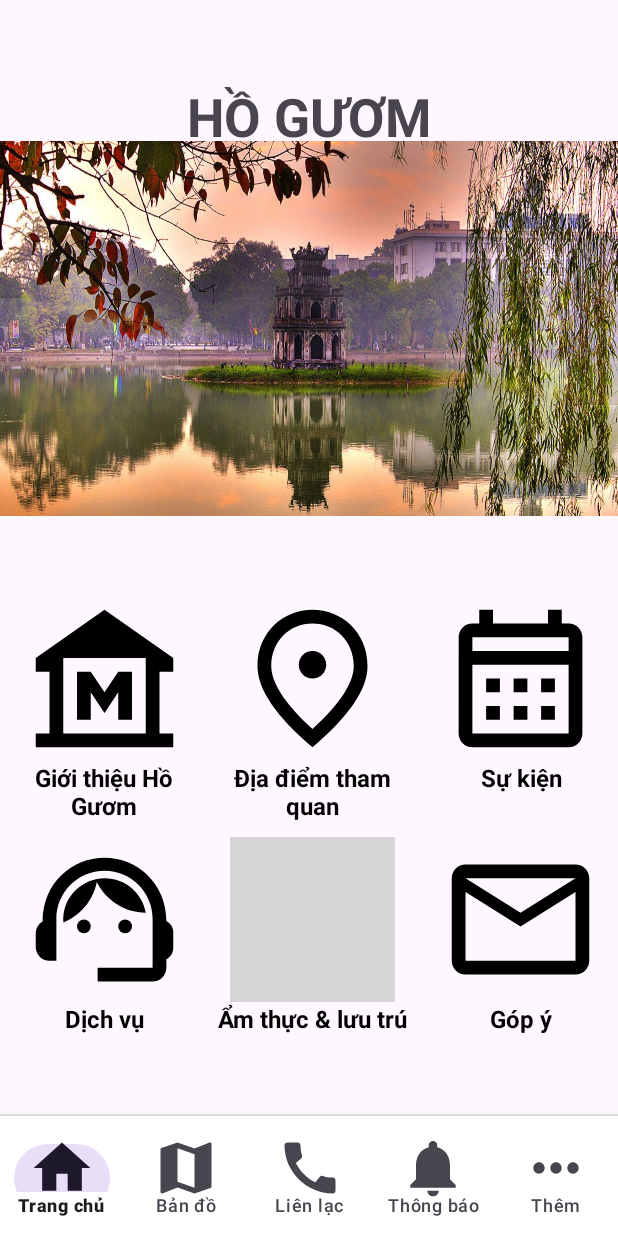
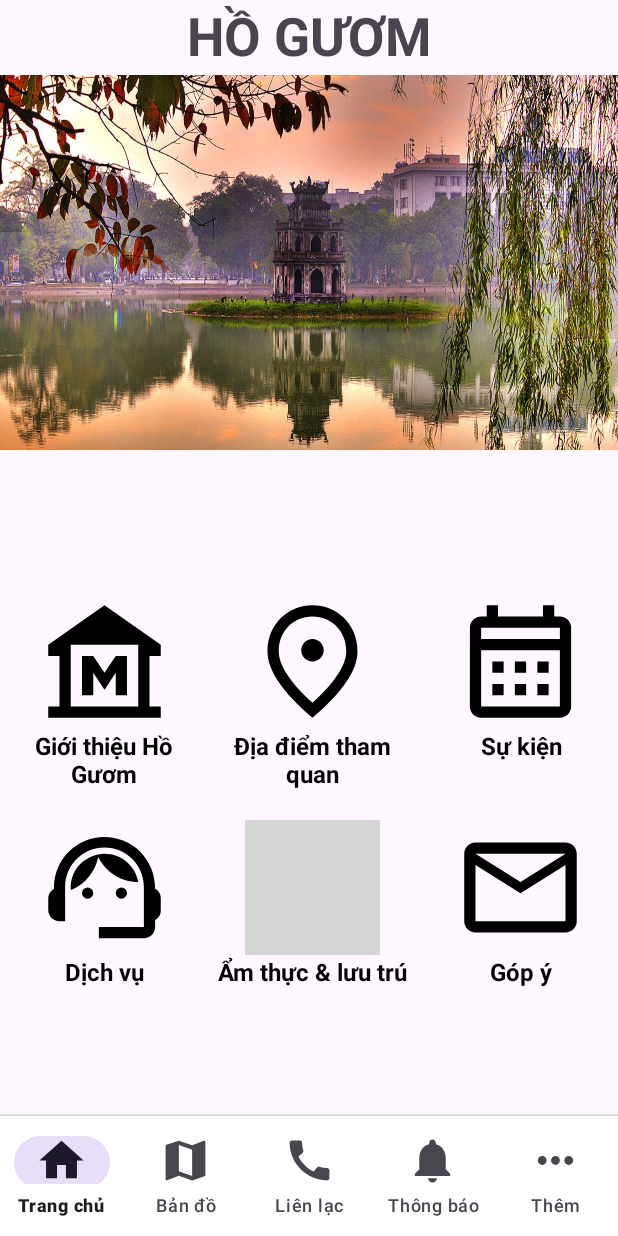
Before and after one commit to phamtungthuy/Ho_Guom_Explore, an Android app: the screen it shows after launch once a user with an empty profile is signed in (HomePageActivity), on a phone screen of 412 x 824 dp. Run offline under Robolectric (Android 15) with nearby library versions, the phone set to English and light mode, and no system bars; our stand-ins replace Firebase (no records; nobody signed in at launch, a user with empty details on screens opened directly); grey boxes are pictures that could not be loaded.

Commit message:
make icon and textSize smaller

```diff
--- a/app/src/main/res/layout/activity_homepage.xml
+++ b/app/src/main/res/layout/activity_homepage.xml
@@ -24,7 +24,7 @@
         android:background="@color/white"
         android:outlineProvider="bounds"
         app:backgroundTint="@color/white"
-        app:itemIconSize="45dp"
+        app:itemIconSize="35dp"
         app:labelVisibilityMode="labeled"
         app:layout_constraintBottom_toBottomOf="parent"
         app:menu="@menu/navigation_menu" />
--- a/app/src/main/res/layout/fragment_home.xml
+++ b/app/src/main/res/layout/fragment_home.xml
@@ -14,12 +14,13 @@
         android:layout_weight="1"
         android:orientation="vertical"
         app:layout_constraintTop_toTopOf="parent"
-        app:layout_constraintBottom_toTopOf="@+id/categories">
+        >
 
         <TextView
             android:id="@+id/title"
             android:layout_width="match_parent"
             android:layout_height="40dp"
+            android:layout_marginBottom="10dp"
             android:gravity="center"
             android:text="HỒ GƯƠM"
             android:textSize="35sp"
@@ -146,13 +147,14 @@
         android:id="@+id/categories"
         app:layout_constraintBottom_toBottomOf="parent"
         >
+
         <LinearLayout
+            android:layout_width="match_parent"
             android:layout_height="wrap_content"
-            android:layout_width="match_parent"
+            android:layout_gravity="center_horizontal"
             android:layout_weight="3"
             android:orientation="horizontal"
-            android:layout_gravity="center_horizontal"
-
+            android:layout_marginTop="10dp"
             >
             <!--  giới thiệu Hồ Gươm  -->
             <LinearLayout
@@ -160,8 +162,8 @@
                 android:layout_width="wrap_content"
                 android:layout_height="wrap_content"
                 android:layout_marginLeft="5dp"
+                android:layout_weight="1"
                 android:gravity="center"
-                android:layout_weight="1"
                 android:orientation="vertical"
                 app:layout_constraintDimensionRatio="H,1:1"
                 app:layout_constraintStart_toStartOf="parent"
@@ -169,11 +171,11 @@
 
                 <ImageButton
                     android:id="@+id/btnIntroduction"
-                    android:layout_width="110dp"
-                    android:layout_height="110dp"
+                    android:layout_width="90dp"
+                    android:layout_height="90dp"
                     android:background="@drawable/ic_museum"
                     android:contentDescription="@string/app_name"
-                    android:padding="8dp"
+                    android:padding="10dp"
                     android:src="@drawable/button_round" />
 
                 <TextView
@@ -192,8 +194,8 @@
                 android:id="@+id/layoutLocation"
                 android:layout_width="wrap_content"
                 android:layout_height="wrap_content"
+                android:layout_marginLeft="10dp"
                 android:layout_weight="1"
-                android:layout_marginLeft="10dp"
                 android:gravity="center"
                 android:orientation="vertical"
                 app:layout_constraintDimensionRatio="H,1:1"
@@ -202,8 +204,8 @@
 
                 <ImageButton
                     android:id="@+id/btnVisit"
-                    android:layout_width="110dp"
-                    android:layout_height="110dp"
+                    android:layout_width="90dp"
+                    android:layout_height="90dp"
                     android:background="@drawable/ic_place"
                     android:contentDescription="@string/app_name"
                     android:padding="8dp"
@@ -224,19 +226,19 @@
             <LinearLayout
                 android:id="@+id/layoutEvent"
                 android:layout_width="wrap_content"
+                android:layout_height="wrap_content"
                 android:layout_marginLeft="10dp"
                 android:layout_weight="1"
-                android:layout_height="wrap_content"
                 android:gravity="center"
                 android:orientation="vertical"
                 app:layout_constraintDimensionRatio="H,1:1"
-                app:layout_constraintTop_toTopOf="parent"
-                app:layout_constraintStart_toEndOf="@id/layoutLocation">
+                app:layout_constraintStart_toEndOf="@id/layoutLocation"
+                app:layout_constraintTop_toTopOf="parent">
 
                 <ImageButton
                     android:id="@+id/btnEvent"
-                    android:layout_width="110dp"
-                    android:layout_height="110dp"
+                    android:layout_width="90dp"
+                    android:layout_height="90dp"
                     android:background="@drawable/ic_calender"
                     android:contentDescription="@string/app_name"
                     android:padding="8dp"
@@ -259,7 +261,7 @@
             android:layout_weight="3"
             android:orientation="horizontal"
             android:layout_gravity="center_horizontal"
-            android:layout_marginTop="10dp">
+            android:layout_marginTop="20dp">
             <!-- dịch vụ  -->
             <LinearLayout
                 android:id="@+id/layoutService"
@@ -275,8 +277,8 @@
 
                 <ImageButton
                     android:id="@+id/btnService"
-                    android:layout_width="110dp"
-                    android:layout_height="110dp"
+                    android:layout_width="90dp"
+                    android:layout_height="90dp"
                     android:background="@drawable/ic_service"
                     android:contentDescription="@string/app_name"
                     android:padding="8dp"
@@ -308,8 +310,8 @@
 
                 <ImageButton
                     android:id="@+id/btnCuisineAndAccommodation"
-                    android:layout_width="110dp"
-                    android:layout_height="110dp"
+                    android:layout_width="90dp"
+                    android:layout_height="90dp"
                     android:background="@drawable/ic_accomodation"
                     android:contentDescription="@string/app_name"
                     android:padding="8dp"
@@ -341,8 +343,8 @@
 
                 <ImageButton
                     android:id="@+id/btnComment"
-                    android:layout_width="110dp"
-                    android:layout_height="110dp"
+                    android:layout_width="90dp"
+                    android:layout_height="90dp"
                     android:background="@drawable/ic_letter"
                     android:contentDescription="@string/app_name"
                     android:padding="8dp"
--- a/app/src/main/res/layout/fragment_more.xml
+++ b/app/src/main/res/layout/fragment_more.xml
@@ -18,7 +18,7 @@
         <TextView
             android:id="@+id/title"
             android:layout_width="match_parent"
-            android:layout_height="50dp"
+            android:layout_height="70dp"
             android:gravity="center"
             android:text="Các chức năng khác"
             android:textSize="35sp"
@@ -58,11 +58,11 @@
             android:text="Thông tin ứng dụng"
             android:textAlignment="viewStart"
             android:textColor="@color/black"
-            android:textSize="30dp" />
+            android:textSize="20dp" />
 
         <View
             android:id="@+id/viewDivider2"
-            android:layout_marginStart="30dp"
+            android:layout_marginStart="20dp"
             android:layout_width="match_parent"
             android:layout_height="1dp"
             android:background="@color/colorDevider"
@@ -77,13 +77,13 @@
             android:backgroundTint="@color/white"
             android:text="Chia sẻ ứng dụng"
             android:textColor="@color/black"
-            android:textSize="30dp"
+            android:textSize="20dp"
             android:textAlignment="viewStart"
             />
 
         <View
             android:id="@+id/viewDivider3"
-            android:layout_marginStart="30dp"
+            android:layout_marginStart="20dp"
             android:layout_width="match_parent"
             android:layout_height="1dp"
             android:background="@color/colorDevider"
@@ -98,13 +98,13 @@
             android:backgroundTint="@color/white"
             android:text="Tải lên dữ liệu"
             android:textColor="@color/black"
-            android:textSize="30dp"
+            android:textSize="20dp"
             android:textAlignment="viewStart"
             />
 
         <View
             android:id="@+id/viewDivider4"
-            android:layout_marginStart="30dp"
+            android:layout_marginStart="20dp"
             android:layout_width="match_parent"
             android:layout_height="1dp"
             android:background="@color/colorDevider"
@@ -119,7 +119,7 @@
             android:backgroundTint="@color/blue"
             android:text="Đăng xuất"
             android:textColor="@color/black"
-            android:textSize="30dp"
+            android:textSize="20dp"
             android:textAlignment="viewStart"
             />
 
```
